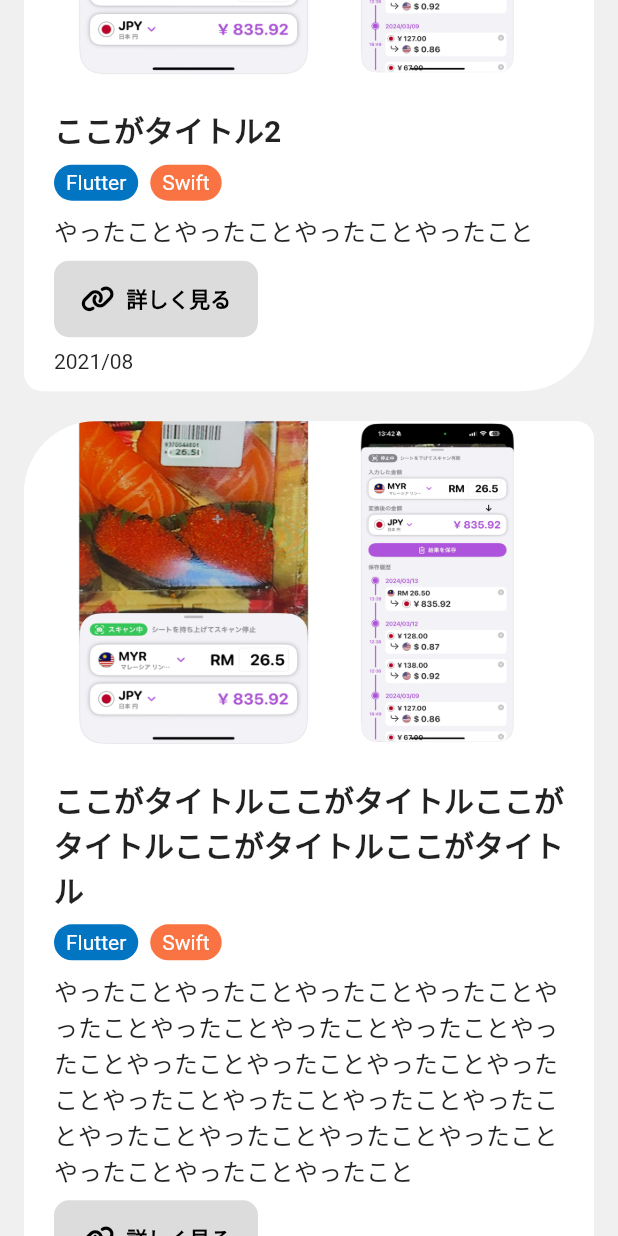
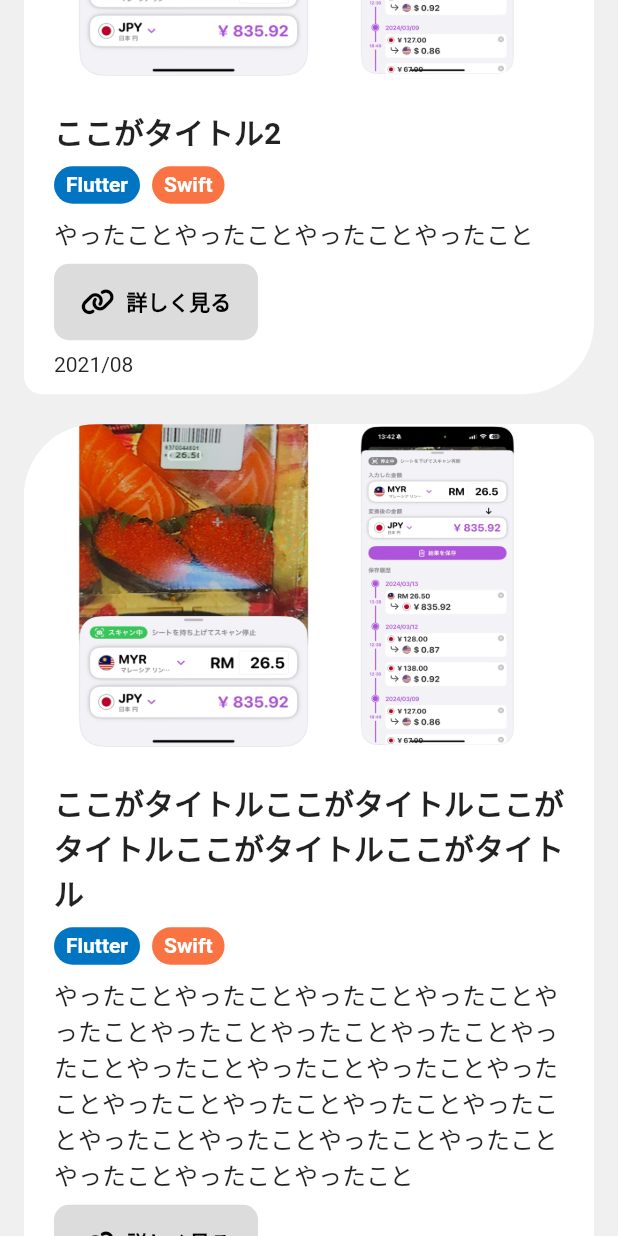
Before and after one commit to toyoshin5/flutter-portfolio, a Flutter app: the screen it shows after launch, scrolled down 1728 dp, on a phone screen of 412 x 824 dp. Run offline on Flutter 3.47's test engine with Material 3 defaults, Android fonts, the phone set to English and light mode, and no system bars; our stand-ins replace animated_text_kit, device_preview, fl_chart, flutter_riverpod, font_awesome_flutter, freezed_annotation and 2 more; generated files the repository leaves out were written again; network calls fail; Roboto replaces fonts that are missing (SanFrancisco).

Commit message:
バッジのデザイン修正

```diff
--- a/lib/widget/budge.dart
+++ b/lib/widget/budge.dart
@@ -3,6 +3,8 @@ import 'package:flutter/material.dart';
 enum BudgeType {
   flutter,
   swift,
+  uikit,
+  swiftui,
   kotlin,
   hackerson,
   personal,
@@ -20,6 +22,8 @@ class Budge extends StatelessWidget {
   static const Map<BudgeType, String> typeTexts = {
     BudgeType.flutter: "Flutter",
     BudgeType.swift: "Swift",
+    BudgeType.uikit: "UIKit",
+    BudgeType.swiftui: "SwiftUI",
     BudgeType.kotlin: "Kotlin",
     BudgeType.hackerson: "ハッカソン",
     BudgeType.personal: "個人開発",
@@ -29,9 +33,11 @@ class Budge extends StatelessWidget {
   static const Map<BudgeType, Color> typeColors = {
     BudgeType.flutter: Color(0xff0175C2),
     BudgeType.swift: Color(0xffFA7343),
+    BudgeType.uikit: Color(0xff007AFF),
+    BudgeType.swiftui: Color(0xff007AFF),
     BudgeType.kotlin: Color(0xff0095D5),
     BudgeType.hackerson: Color(0xff000000),
-    BudgeType.personal: Color(0xffFFD700),
+    BudgeType.personal: Color(0xffFF4500),
     BudgeType.team: Color(0xffFF4500),
   };
 
@@ -48,7 +54,7 @@ class Budge extends StatelessWidget {
       ),
       child: Text(
         text,
-        style: const TextStyle(fontSize: 14, color: Colors.white),
+        style: const TextStyle(fontSize: 14, color: Colors.white, height: 1.2,fontWeight: FontWeight.bold),
       ),
     );
   }
```
